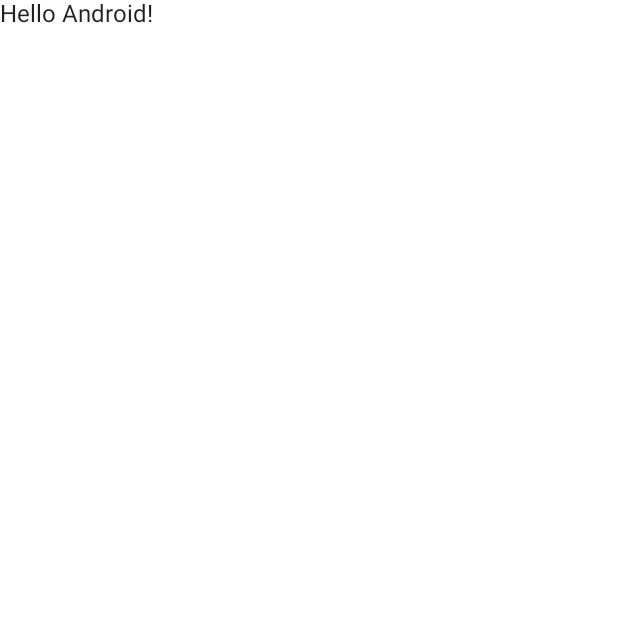
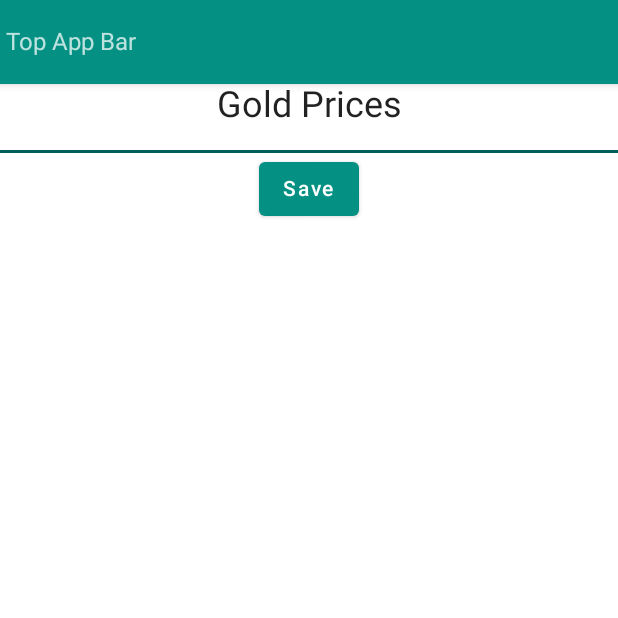
Before and after one commit to JerryApplegarth/Trivia, an Android app built with Jetpack Compose: the screen it shows after launch (MainActivity), on a phone screen of 412 x 824 dp, the top half of it. Before the commit the part shown is almost empty. Run offline under Robolectric (Android 15) with nearby library versions, the phone set to English and light mode, and no system bars.

```diff
--- a/app/src/main/java/com/applecompose/trivia/MainActivity.kt
+++ b/app/src/main/java/com/applecompose/trivia/MainActivity.kt
@@ -3,13 +3,14 @@ package com.applecompose.trivia
 import android.os.Bundle
 import androidx.activity.ComponentActivity
 import androidx.activity.compose.setContent
-import androidx.compose.foundation.layout.fillMaxSize
-import androidx.compose.material.MaterialTheme
-import androidx.compose.material.Surface
-import androidx.compose.material.Text
+import androidx.compose.foundation.layout.*
+import androidx.compose.material.*
 import androidx.compose.runtime.Composable
+import androidx.compose.ui.Alignment
 import androidx.compose.ui.Modifier
 import androidx.compose.ui.tooling.preview.Preview
+import androidx.compose.ui.unit.dp
+import androidx.compose.ui.unit.sp
 import com.applecompose.trivia.ui.theme.TriviaTheme
 
 class MainActivity : ComponentActivity() {
@@ -22,7 +23,7 @@ class MainActivity : ComponentActivity() {
 					modifier = Modifier.fillMaxSize(),
 					color = MaterialTheme.colors.background
 				) {
-					Greeting("Android")
+					MainScreen()
 				}
 			}
 		}
@@ -30,14 +31,32 @@ class MainActivity : ComponentActivity() {
 }
 
 @Composable
-fun Greeting(name: String) {
-	Text(text = "Hello $name!")
+fun MainScreen() {
+	Column(
+				modifier = Modifier
+					.fillMaxSize(),
+				horizontalAlignment = Alignment.CenterHorizontally,
+				verticalArrangement = Arrangement.Top
+				)
+
+			{
+				TopAppBar(modifier = Modifier.fillMaxWidth()) {
+					Text(text = "Top App Bar",
+						fontSize = 16.sp
+						)
+
+				}
+				Text(
+					text = "Gold Prices",
+					fontSize = 24.sp,
+					)
+				Spacer(modifier = Modifier.height(16.dp))
+				Divider(thickness = 2.dp, color = MaterialTheme.colors.primaryVariant)
+				Button(
+					onClick = {  }) {
+					Text(text = "Save")
+
+				}
+
+			}
 }
-
-@Preview(showBackground = true)
-@Composable
-fun DefaultPreview() {
-	TriviaTheme {
-		Greeting("Android")
-	}
-}
--- /dev/null
+++ b/app/src/main/java/com/applecompose/trivia/data/model/Question.kt
@@ -0,0 +1,3 @@
+package com.applecompose.trivia.data.model
+
+class Question : ArrayList<QuestionItem>()
--- /dev/null
+++ b/app/src/main/java/com/applecompose/trivia/data/model/QuestionItem.kt
@@ -0,0 +1,8 @@
+package com.applecompose.trivia.data.model
+
+data class QuestionItem(
+    val answer: String,
+    val category: String,
+    val choices: List<String>,
+    val question: String
+)
--- a/app/src/main/java/com/applecompose/trivia/ui/theme/Color.kt
+++ b/app/src/main/java/com/applecompose/trivia/ui/theme/Color.kt
@@ -1,8 +1,64 @@
 package com.applecompose.trivia.ui.theme
 
+import androidx.compose.material.Colors
+import androidx.compose.runtime.Composable
 import androidx.compose.ui.graphics.Color
 
 val Purple200 = Color(0xFFBB86FC)
 val Purple500 = Color(0xFF6200EE)
 val Purple700 = Color(0xFF3700B3)
 val Teal200 = Color(0xFF03DAC5)
+
+
+
+//Light
+val Primary = Color(0xFF049183)
+val Secondary = Color(0xFF03D2BD)
+val OnSurfaceVariant = Color(0xFF52443c)
+val OnSurface = Color(0xFFffffff)
+val OnPrimary = Color(0xFFffffff)
+val OnSecondary = Color(0xFFffffff)
+val PrimaryVariant = Color(0xFF82e9de)
+val NewBackground = Color(0xFFB3E9E4)
+val CardBackground = Color(0xFF54928C)
+
+//Dark
+val DarkPrimary = Color(0xFF015F59)
+val DarkSecondary = Color(0xFF039B87)
+val DarkOnSurfaceVariant = Color(0xFFd7c2b8)
+val DarkOnSurface = Color(0xFFece0db)
+val DarkOnPrimary = Color(0xFFece0db)
+val DarkOnSecondary = Color(0xFFece0db)
+val DarkPrimaryVariant = Color(0xFF4ebaaa)
+val DarkNewBackground = Color(0xff00867d)
+
+
+
+
+val Amber200 = Color(0xFFffe54c)
+val Amber500 = Color(0xFFffb300)
+val Amber700 = Color(0xFFc68400)
+val LightAmber = Color(0xFFffecb3)
+
+val MediumGreen = Color(0xFF3BAE06)
+
+
+
+val Tan = Color(0xFFDDBC83)
+
+val Colors.cardBackground: Color
+    @Composable
+    get() = if (isLight) CardBackground else MediumGreen
+
+val Colors.mediumGreen: Color
+    @Composable
+    get() = if (isLight) MediumGreen else MediumGreen
+
+
+val Colors.newBackgroundColor: Color
+    @Composable
+    get() = if (isLight) NewBackground else DarkNewBackground
+
+val Colors.fontColor: Color
+    @Composable
+    get() = if (isLight) DarkOnSecondary else DarkOnPrimary
--- a/app/src/main/java/com/applecompose/trivia/ui/theme/Theme.kt
+++ b/app/src/main/java/com/applecompose/trivia/ui/theme/Theme.kt
@@ -7,14 +7,14 @@ import androidx.compose.material.lightColors
 import androidx.compose.runtime.Composable
 
 private val DarkColorPalette = darkColors(
-	primary = Purple200,
-	primaryVariant = Purple700,
+	primary = DarkPrimary,
+	primaryVariant = Secondary,
 	secondary = Teal200
 )
 
 private val LightColorPalette = lightColors(
-	primary = Purple500,
-	primaryVariant = Purple700,
+	primary = Primary,
+	primaryVariant = DarkPrimary,
 	secondary = Teal200
 
 	/* Other default colors to override
--- a/app/src/main/res/values/colors.xml
+++ b/app/src/main/res/values/colors.xml
@@ -7,4 +7,6 @@
     <color name="teal_700">#FF018786</color>
     <color name="black">#FF000000</color>
     <color name="white">#FFFFFFFF</color>
+
+    <color name="primary">#FF049183</color>
 </resources>
--- a/app/src/main/res/values/themes.xml
+++ b/app/src/main/res/values/themes.xml
@@ -2,6 +2,6 @@
 <resources>
 
     <style name="Theme.Trivia" parent="android:Theme.Material.Light.NoActionBar">
-        <item name="android:statusBarColor">@color/purple_700</item>
+        <item name="android:statusBarColor">@color/primary</item>
     </style>
 </resources>
```
